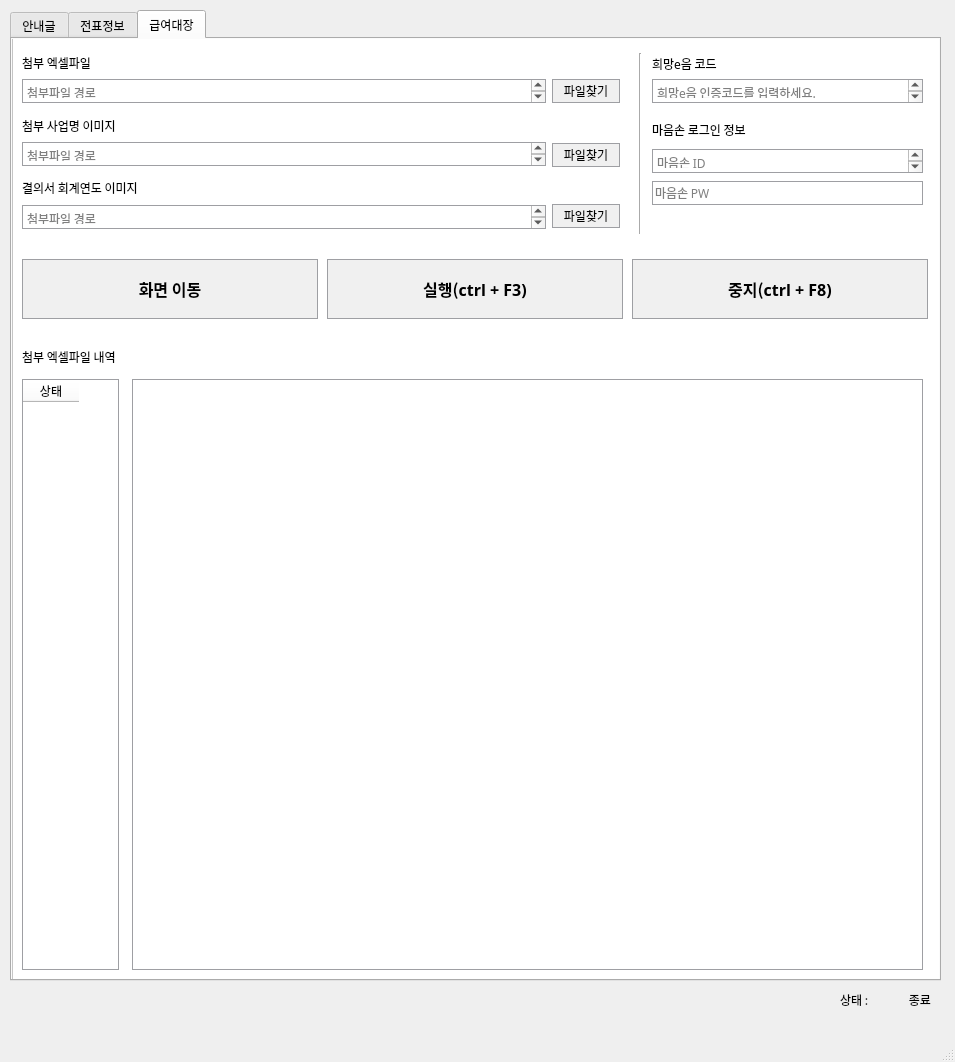
Old version of the form auto_statement_upload/upload_form.ui in the repository MARUNGs/python_auto_work.
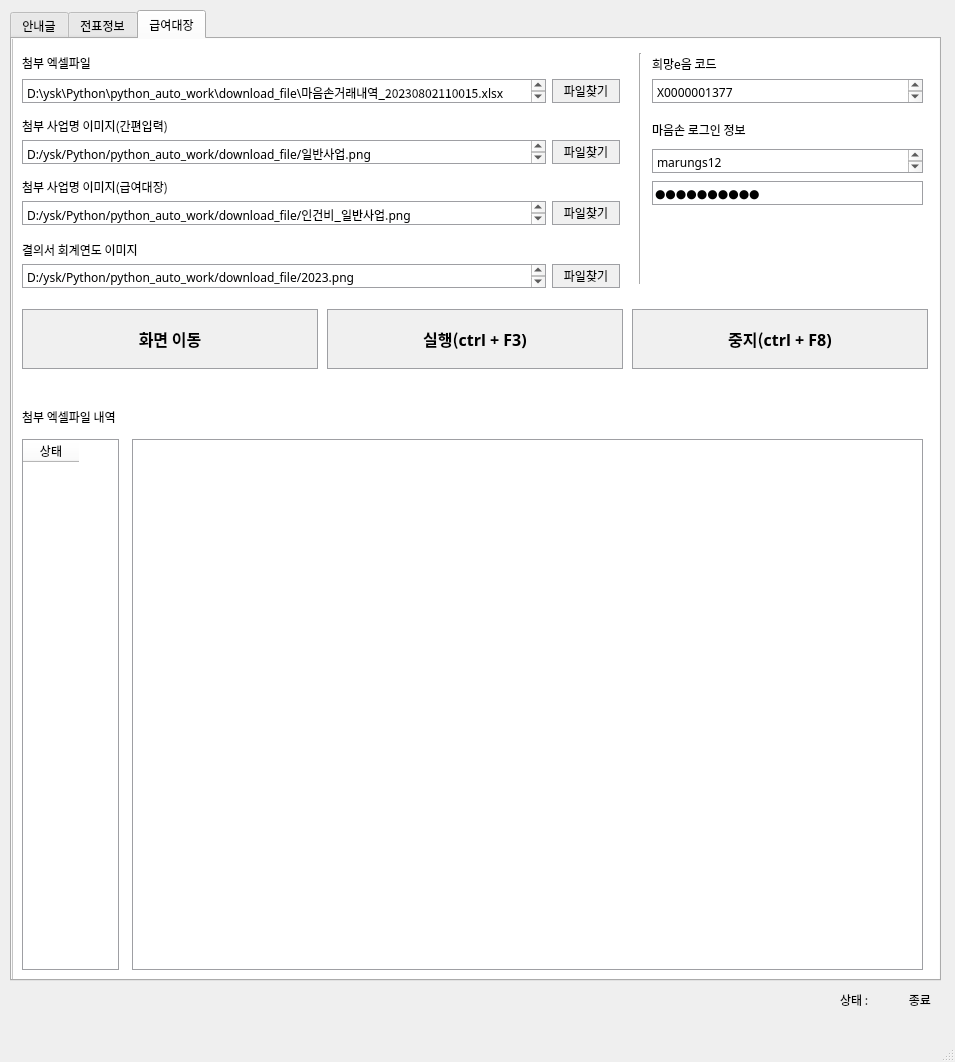
New version of the form. The open tabs and pages were chosen to show the change. Icons and pictures are not drawn.

Commit message: 기능 변경 - 엑셀파일 하나로 수입, 지출, 인건비(지출) 처리 가능하도록 변경완료(리팩토링 필요)

Patch:
```diff
--- a/auto_statement_upload/upload_form.ui
+++ b/auto_statement_upload/upload_form.ui
@@ -344,68 +344,6 @@
         <string>첨부 사업명 이미지</string>
        </property>
       </widget>
-      <widget class="QTextEdit" name="file_project_img_path">
-       <property name="geometry">
-        <rect>
-         <x>20</x>
-         <y>114</y>
-         <width>524</width>
-         <height>24</height>
-        </rect>
-       </property>
-       <property name="font">
-        <font>
-         <family>맑은 고딕</family>
-        </font>
-       </property>
-       <property name="cursor" stdset="0">
-        <cursorShape>ForbiddenCursor</cursorShape>
-       </property>
-       <property name="styleSheet">
-        <string notr="true">QTextEdit {
-	border: 1px solid #9e9fa3
-}</string>
-       </property>
-       <property name="readOnly">
-        <bool>true</bool>
-       </property>
-       <property name="html">
-        <string>&lt;!DOCTYPE HTML PUBLIC &quot;-//W3C//DTD HTML 4.0//EN&quot; &quot;http://www.w3.org/TR/REC-html40/strict.dtd&quot;&gt;
-&lt;html&gt;&lt;head&gt;&lt;meta name=&quot;qrichtext&quot; content=&quot;1&quot; /&gt;&lt;style type=&quot;text/css&quot;&gt;
-p, li { white-space: pre-wrap; }
-&lt;/style&gt;&lt;/head&gt;&lt;body style=&quot; font-family:'맑은 고딕'; font-size:9pt; font-weight:400; font-style:normal;&quot;&gt;
-&lt;p style=&quot;-qt-paragraph-type:empty; margin-top:0px; margin-bottom:0px; margin-left:0px; margin-right:0px; -qt-block-indent:0; text-indent:0px; font-family:'Gulim';&quot;&gt;&lt;br /&gt;&lt;/p&gt;&lt;/body&gt;&lt;/html&gt;</string>
-       </property>
-       <property name="placeholderText">
-        <string>첨부파일 경로</string>
-       </property>
-      </widget>
-      <widget class="QPushButton" name="find_projectImg_btn">
-       <property name="geometry">
-        <rect>
-         <x>550</x>
-         <y>114</y>
-         <width>68</width>
-         <height>24</height>
-        </rect>
-       </property>
-       <property name="styleSheet">
-        <string notr="true">QPushButton {
-	background-color: #f0f0f0;
-	border: 1px solid #9e9fa3;
-}
-
-QPushButton:hover {
-	background-color: rgb(222,222,222)
-}</string>
-       </property>
-       <property name="text">
-        <string>파일찾기</string>
-       </property>
-       <property name="shortcut">
-        <string/>
-       </property>
-      </widget>
       <widget class="QPushButton" name="start_btn">
        <property name="geometry">
         <rect>
@@ -780,7 +718,7 @@
 &lt;html&gt;&lt;head&gt;&lt;meta name=&quot;qrichtext&quot; content=&quot;1&quot; /&gt;&lt;style type=&quot;text/css&quot;&gt;
 p, li { white-space: pre-wrap; }
 &lt;/style&gt;&lt;/head&gt;&lt;body style=&quot; font-family:'맑은 고딕','맑은 고딕','맑은 고딕'; font-size:9pt; font-weight:400; font-style:normal;&quot;&gt;
-&lt;p style=&quot;-qt-paragraph-type:empty; margin-top:0px; margin-bottom:0px; margin-left:0px; margin-right:0px; -qt-block-indent:0; text-indent:0px; font-family:'Gulim';&quot;&gt;&lt;br /&gt;&lt;/p&gt;&lt;/body&gt;&lt;/html&gt;</string>
+&lt;p style=&quot; margin-top:0px; margin-bottom:0px; margin-left:0px; margin-right:0px; -qt-block-indent:0; text-indent:0px;&quot;&gt;&lt;span style=&quot; font-family:'Gulim';&quot;&gt;D:\ysk\Python\python_auto_work\download_file\마음손거래내역_20230802110015.xlsx&lt;/span&gt;&lt;/p&gt;&lt;/body&gt;&lt;/html&gt;</string>
       </property>
       <property name="placeholderText">
        <string>첨부파일 경로</string>
@@ -843,7 +781,7 @@
         <rect>
          <x>10</x>
          <y>89</y>
-         <width>111</width>
+         <width>191</width>
          <height>16</height>
         </rect>
        </property>
@@ -853,14 +791,14 @@
         </font>
        </property>
        <property name="text">
-        <string>첨부 사업명 이미지</string>
+        <string>첨부 사업명 이미지(간편입력)</string>
        </property>
       </widget>
       <widget class="QTextEdit" name="file_payroll_project_img_path">
        <property name="geometry">
         <rect>
          <x>10</x>
-         <y>113</y>
+         <y>172</y>
          <width>524</width>
          <height>24</height>
         </rect>
@@ -886,7 +824,7 @@
 &lt;html&gt;&lt;head&gt;&lt;meta name=&quot;qrichtext&quot; content=&quot;1&quot; /&gt;&lt;style type=&quot;text/css&quot;&gt;
 p, li { white-space: pre-wrap; }
 &lt;/style&gt;&lt;/head&gt;&lt;body style=&quot; font-family:'맑은 고딕'; font-size:9pt; font-weight:400; font-style:normal;&quot;&gt;
-&lt;p style=&quot;-qt-paragraph-type:empty; margin-top:0px; margin-bottom:0px; margin-left:0px; margin-right:0px; -qt-block-indent:0; text-indent:0px; font-family:'Gulim';&quot;&gt;&lt;br /&gt;&lt;/p&gt;&lt;/body&gt;&lt;/html&gt;</string>
+&lt;p style=&quot; margin-top:0px; margin-bottom:0px; margin-left:0px; margin-right:0px; -qt-block-indent:0; text-indent:0px;&quot;&gt;&lt;span style=&quot; font-family:'Gulim';&quot;&gt;D:/ysk/Python/python_auto_work/download_file/인건비_일반사업.png&lt;/span&gt;&lt;/p&gt;&lt;/body&gt;&lt;/html&gt;</string>
        </property>
        <property name="placeholderText">
         <string>첨부파일 경로</string>
@@ -896,7 +834,7 @@
        <property name="geometry">
         <rect>
          <x>540</x>
-         <y>114</y>
+         <y>172</y>
          <width>68</width>
          <height>24</height>
         </rect>
@@ -925,7 +863,7 @@
          <x>620</x>
          <y>24</y>
          <width>16</width>
-         <height>181</height>
+         <height>231</height>
         </rect>
        </property>
        <property name="orientation">
@@ -936,7 +874,7 @@
        <property name="geometry">
         <rect>
          <x>10</x>
-         <y>151</y>
+         <y>213</y>
          <width>141</width>
          <height>16</height>
         </rect>
@@ -954,7 +892,7 @@
        <property name="geometry">
         <rect>
          <x>10</x>
-         <y>176</y>
+         <y>235</y>
          <width>524</width>
          <height>24</height>
         </rect>
@@ -980,7 +918,7 @@
 &lt;html&gt;&lt;head&gt;&lt;meta name=&quot;qrichtext&quot; content=&quot;1&quot; /&gt;&lt;style type=&quot;text/css&quot;&gt;
 p, li { white-space: pre-wrap; }
 &lt;/style&gt;&lt;/head&gt;&lt;body style=&quot; font-family:'맑은 고딕'; font-size:9pt; font-weight:400; font-style:normal;&quot;&gt;
-&lt;p style=&quot;-qt-paragraph-type:empty; margin-top:0px; margin-bottom:0px; margin-left:0px; margin-right:0px; -qt-block-indent:0; text-indent:0px; font-family:'Gulim';&quot;&gt;&lt;br /&gt;&lt;/p&gt;&lt;/body&gt;&lt;/html&gt;</string>
+&lt;p style=&quot; margin-top:0px; margin-bottom:0px; margin-left:0px; margin-right:0px; -qt-block-indent:0; text-indent:0px;&quot;&gt;&lt;span style=&quot; font-family:'Gulim';&quot;&gt;D:/ysk/Python/python_auto_work/download_file/2023.png&lt;/span&gt;&lt;/p&gt;&lt;/body&gt;&lt;/html&gt;</string>
        </property>
        <property name="placeholderText">
         <string>첨부파일 경로</string>
@@ -990,7 +928,7 @@
        <property name="geometry">
         <rect>
          <x>540</x>
-         <y>175</y>
+         <y>235</y>
          <width>68</width>
          <height>24</height>
         </rect>
@@ -1055,7 +993,7 @@
 &lt;html&gt;&lt;head&gt;&lt;meta name=&quot;qrichtext&quot; content=&quot;1&quot; /&gt;&lt;style type=&quot;text/css&quot;&gt;
 p, li { white-space: pre-wrap; }
 &lt;/style&gt;&lt;/head&gt;&lt;body style=&quot; font-family:'맑은 고딕'; font-size:9pt; font-weight:400; font-style:normal;&quot;&gt;
-&lt;p style=&quot;-qt-paragraph-type:empty; margin-top:0px; margin-bottom:0px; margin-left:0px; margin-right:0px; -qt-block-indent:0; text-indent:0px; font-family:'Gulim';&quot;&gt;&lt;br /&gt;&lt;/p&gt;&lt;/body&gt;&lt;/html&gt;</string>
+&lt;p style=&quot; margin-top:0px; margin-bottom:0px; margin-left:0px; margin-right:0px; -qt-block-indent:0; text-indent:0px;&quot;&gt;&lt;span style=&quot; font-family:'Gulim';&quot;&gt;X0000001377&lt;/span&gt;&lt;/p&gt;&lt;/body&gt;&lt;/html&gt;</string>
        </property>
        <property name="placeholderText">
         <string>희망e음 인증코드를 입력하세요.</string>
@@ -1103,7 +1041,7 @@
 &lt;html&gt;&lt;head&gt;&lt;meta name=&quot;qrichtext&quot; content=&quot;1&quot; /&gt;&lt;style type=&quot;text/css&quot;&gt;
 p, li { white-space: pre-wrap; }
 &lt;/style&gt;&lt;/head&gt;&lt;body style=&quot; font-family:'맑은 고딕'; font-size:9pt; font-weight:400; font-style:normal;&quot;&gt;
-&lt;p style=&quot;-qt-paragraph-type:empty; margin-top:0px; margin-bottom:0px; margin-left:0px; margin-right:0px; -qt-block-indent:0; text-indent:0px; font-family:'Gulim';&quot;&gt;&lt;br /&gt;&lt;/p&gt;&lt;/body&gt;&lt;/html&gt;</string>
+&lt;p style=&quot; margin-top:0px; margin-bottom:0px; margin-left:0px; margin-right:0px; -qt-block-indent:0; text-indent:0px;&quot;&gt;&lt;span style=&quot; font-family:'Gulim';&quot;&gt;marungs12&lt;/span&gt;&lt;/p&gt;&lt;/body&gt;&lt;/html&gt;</string>
        </property>
        <property name="placeholderText">
         <string>마음손 ID</string>
@@ -1128,6 +1066,9 @@
 	border: 1px solid #9e9fa3
 }</string>
        </property>
+       <property name="text">
+        <string>heartful12</string>
+       </property>
        <property name="echoMode">
         <enum>QLineEdit::Password</enum>
        </property>
@@ -1139,7 +1080,7 @@
        <property name="geometry">
         <rect>
          <x>620</x>
-         <y>230</y>
+         <y>280</y>
          <width>296</width>
          <height>60</height>
         </rect>
@@ -1176,7 +1117,7 @@
        <property name="geometry">
         <rect>
          <x>315</x>
-         <y>230</y>
+         <y>280</y>
          <width>296</width>
          <height>60</height>
         </rect>
@@ -1216,7 +1157,7 @@
        <property name="geometry">
         <rect>
          <x>10</x>
-         <y>230</y>
+         <y>280</y>
          <width>296</width>
          <height>60</height>
         </rect>
@@ -1253,7 +1194,7 @@
        <property name="geometry">
         <rect>
          <x>10</x>
-         <y>320</y>
+         <y>380</y>
          <width>141</width>
          <height>16</height>
         </rect>
@@ -1271,9 +1212,9 @@
        <property name="geometry">
         <rect>
          <x>10</x>
-         <y>350</y>
+         <y>410</y>
          <width>97</width>
-         <height>591</height>
+         <height>531</height>
         </rect>
        </property>
        <property name="styleSheet">
@@ -1303,9 +1244,9 @@
        <property name="geometry">
         <rect>
          <x>120</x>
-         <y>350</y>
+         <y>410</y>
          <width>791</width>
-         <height>591</height>
+         <height>531</height>
         </rect>
        </property>
        <property name="styleSheet">
@@ -1320,6 +1261,86 @@
         <number>0</number>
        </property>
       </widget>
+      <widget class="QLabel" name="payroll_project_lb">
+       <property name="geometry">
+        <rect>
+         <x>10</x>
+         <y>150</y>
+         <width>171</width>
+         <height>16</height>
+        </rect>
+       </property>
+       <property name="font">
+        <font>
+         <family>맑은 고딕</family>
+        </font>
+       </property>
+       <property name="text">
+        <string>첨부 사업명 이미지(급여대장)</string>
+       </property>
+      </widget>
+      <widget class="QTextEdit" name="file_project_img_path">
+       <property name="geometry">
+        <rect>
+         <x>10</x>
+         <y>111</y>
+         <width>524</width>
+         <height>24</height>
+        </rect>
+       </property>
+       <property name="font">
+        <font>
+         <family>맑은 고딕</family>
+        </font>
+       </property>
+       <property name="cursor" stdset="0">
+        <cursorShape>ForbiddenCursor</cursorShape>
+       </property>
+       <property name="styleSheet">
+        <string notr="true">QTextEdit {
+	border: 1px solid #9e9fa3
+}</string>
+       </property>
+       <property name="readOnly">
+        <bool>true</bool>
+       </property>
+       <property name="html">
+        <string>&lt;!DOCTYPE HTML PUBLIC &quot;-//W3C//DTD HTML 4.0//EN&quot; &quot;http://www.w3.org/TR/REC-html40/strict.dtd&quot;&gt;
+&lt;html&gt;&lt;head&gt;&lt;meta name=&quot;qrichtext&quot; content=&quot;1&quot; /&gt;&lt;style type=&quot;text/css&quot;&gt;
+p, li { white-space: pre-wrap; }
+&lt;/style&gt;&lt;/head&gt;&lt;body style=&quot; font-family:'맑은 고딕'; font-size:9pt; font-weight:400; font-style:normal;&quot;&gt;
+&lt;p style=&quot; margin-top:0px; margin-bottom:0px; margin-left:0px; margin-right:0px; -qt-block-indent:0; text-indent:0px;&quot;&gt;&lt;span style=&quot; font-family:'Gulim';&quot;&gt;D:/ysk/Python/python_auto_work/download_file/일반사업.png&lt;/span&gt;&lt;/p&gt;&lt;/body&gt;&lt;/html&gt;</string>
+       </property>
+       <property name="placeholderText">
+        <string>첨부파일 경로</string>
+       </property>
+      </widget>
+      <widget class="QPushButton" name="find_project_img_btn">
+       <property name="geometry">
+        <rect>
+         <x>540</x>
+         <y>111</y>
+         <width>68</width>
+         <height>24</height>
+        </rect>
+       </property>
+       <property name="styleSheet">
+        <string notr="true">QPushButton {
+	background-color: #f0f0f0;
+	border: 1px solid #9e9fa3;
+}
+
+QPushButton:hover {
+	background-color: rgb(222,222,222)
+}</string>
+       </property>
+       <property name="text">
+        <string>파일찾기</string>
+       </property>
+       <property name="shortcut">
+        <string/>
+       </property>
+      </widget>
      </widget>
      <zorder>frame_3</zorder>
      <zorder>label_16</zorder>
```
Left out of the diff: 4 changed lines with no effect on the pictures. The commit also changes 6 other files.
